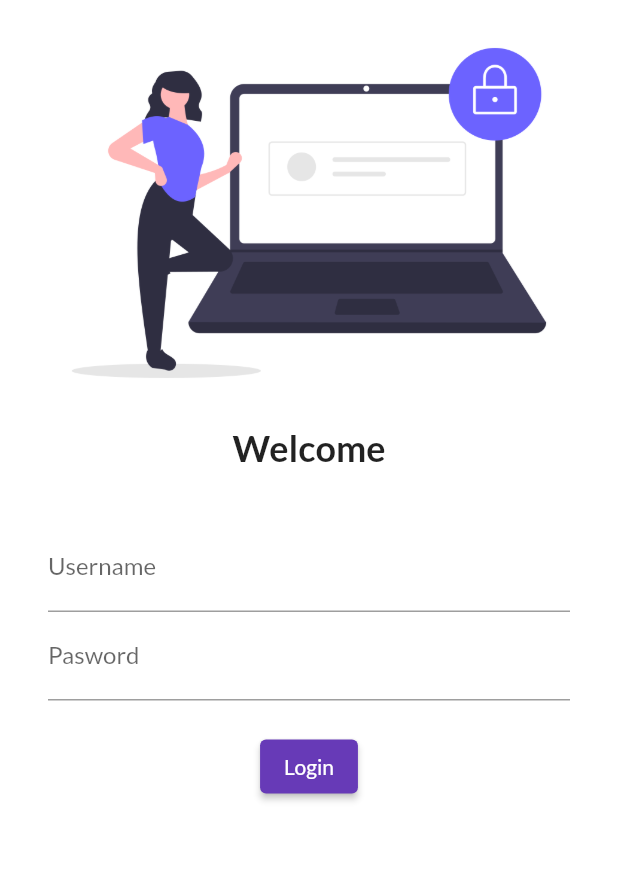
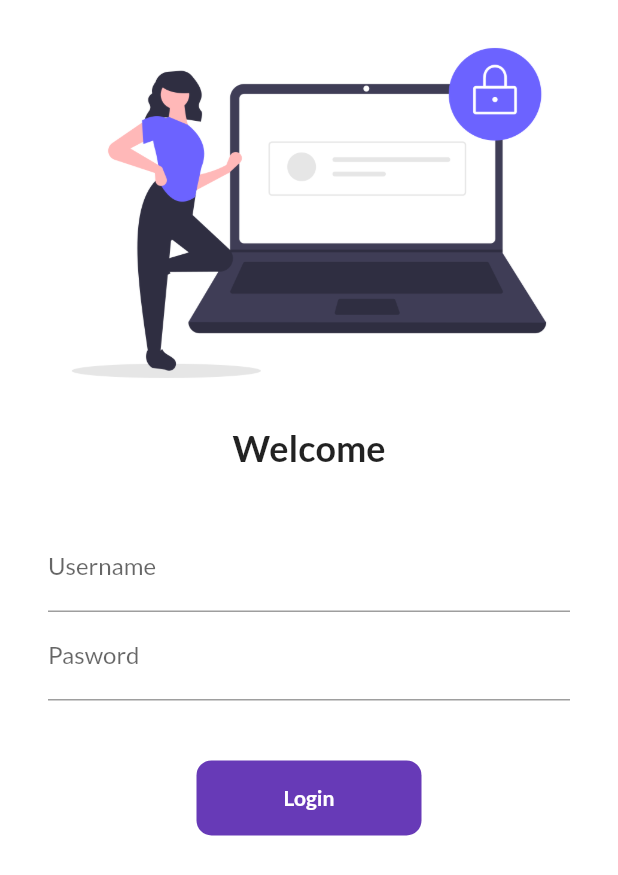
Before and after one commit to Sikandar897/Food_App_UI, a Flutter app: the screen it shows after launch, on a phone screen of 412 x 824 dp. Shown: the top 875 px of the screen. Run offline on Flutter 3.47's test engine with Material 2 defaults, Android fonts, the phone set to English and light mode, and no system bars; our stand-ins replace google_fonts.

Commit message:
day 2 completed

```diff
--- /dev/null
+++ b/lib/Utility/routes.dart
@@ -0,0 +1,4 @@
+class MyRoutes {
+  static String loginRoute = "/login";
+  static String homeRoute = "/home";
+}
--- a/lib/main.dart
+++ b/lib/main.dart
@@ -1,4 +1,6 @@
 import 'package:flutter/material.dart';
+import 'package:flutter_application_1/Utility/routes.dart';
+import 'package:flutter_application_1/pages/home_page.dart';
 // import 'package:flutter_application_1/pages/home_page.dart';
 import 'package:flutter_application_1/pages/login_page.dart';
 import 'package:google_fonts/google_fonts.dart';
@@ -22,6 +24,8 @@ class MyApp extends StatelessWidget {
       darkTheme: ThemeData(brightness: Brightness.dark),
       routes: {
         "/": (context) => const LoginPage(),
+        MyRoutes.homeRoute: (context) => const HomePage(),
+        MyRoutes.loginRoute: (context) => const LoginPage()
       },
     );
   }
--- a/lib/pages/login_page.dart
+++ b/lib/pages/login_page.dart
@@ -1,12 +1,22 @@
 import 'package:flutter/material.dart';
+import 'package:flutter_application_1/Utility/routes.dart';
 
-class LoginPage extends StatelessWidget {
+// ignore: must_be_immutable
+class LoginPage extends StatefulWidget {
   const LoginPage({super.key});
+
+  @override
+  State<LoginPage> createState() => _LoginPageState();
+}
+
+class _LoginPageState extends State<LoginPage> {
+  bool changeButton = false;
 
   @override
   Widget build(BuildContext context) {
     return Material(
         color: Colors.white,
+        child: SingleChildScrollView(
           child: Column(
             children: [
               Image.asset(
@@ -21,8 +31,8 @@ class LoginPage extends StatelessWidget {
                 height: 20.0,
               ),
               Padding(
-              padding:
-                  const EdgeInsets.symmetric(vertical: 16.0, horizontal: 32.0),
+                padding: const EdgeInsets.symmetric(
+                    vertical: 16.0, horizontal: 32.0),
                 child: Column(
                   children: [
                     TextFormField(
@@ -35,16 +45,53 @@ class LoginPage extends StatelessWidget {
                           hintText: "Enter password", labelText: "Pasword"),
                     ),
                     const SizedBox(
-                    height: 20.0,
+                      height: 40.0,
                     ),
-                  ElevatedButton(
-                    child: const Text("Login"),
-                    onPressed: () {},
+
+                    InkWell(
+                      onTap: () async {
+                        setState(() {
+                          changeButton = true;
+                        });
+                        await Future.delayed(const Duration(seconds: 1));
+                        // ignore: use_build_context_synchronously
+                        Navigator.pushNamed(context, MyRoutes.homeRoute);
+                      },
+                      child: AnimatedContainer(
+                        duration: const Duration(seconds: 1),
+                        width: changeButton ? 50 : 150,
+                        height: 50,
+                        alignment: Alignment.center,
+                        decoration: BoxDecoration(
+                            color: Colors.deepPurple,
+                            borderRadius:
+                                BorderRadius.circular(changeButton ? 50 : 10)),
+                        child: changeButton
+                            ? const Icon(
+                                Icons.done,
+                                color: Colors.white,
                               )
+                            : const Text(
+                                "Login",
+                                style: TextStyle(
+                                  color: Colors.white,
+                                  fontWeight: FontWeight.bold,
+                                ),
+                              ),
+                      ),
+                    ),
+
+                    // ElevatedButton(
+                    //   child: const Text("Login"),
+                    //   onPressed: () {
+                    //     Navigator.pushNamed(context, MyRoutes.homeRoute);
+                    //   },
+                    // )
                   ],
                 ),
               )
             ],
+          ),
         ));
   }
 }
```
Also changed, not shown: 38 other files. Lines whose indentation alone changed are shown as unchanged.
